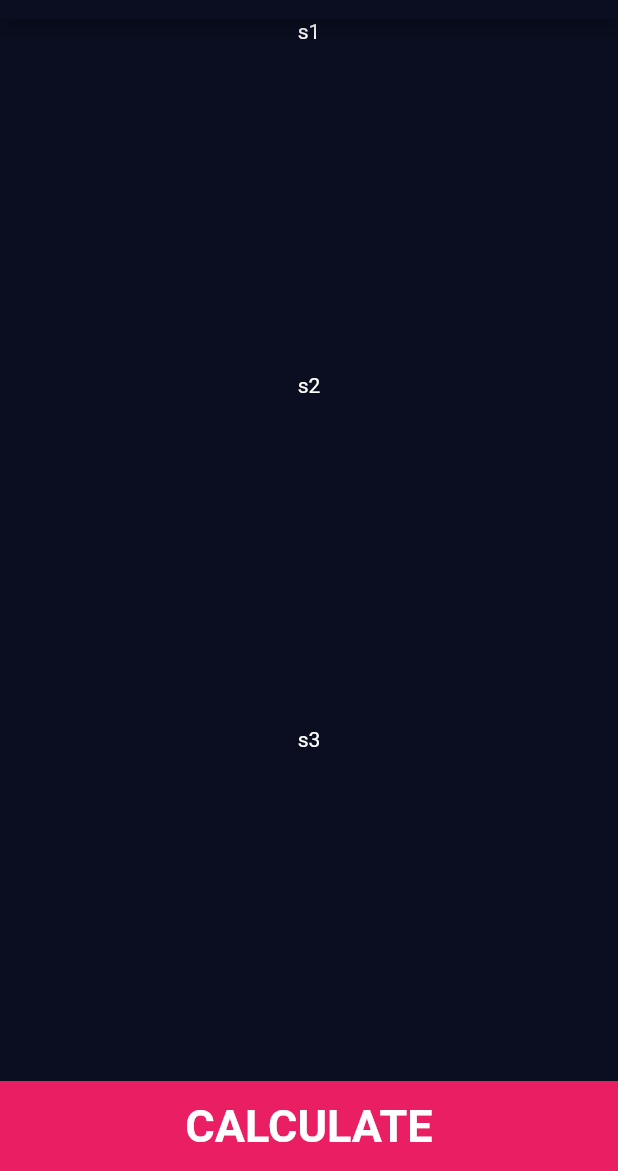
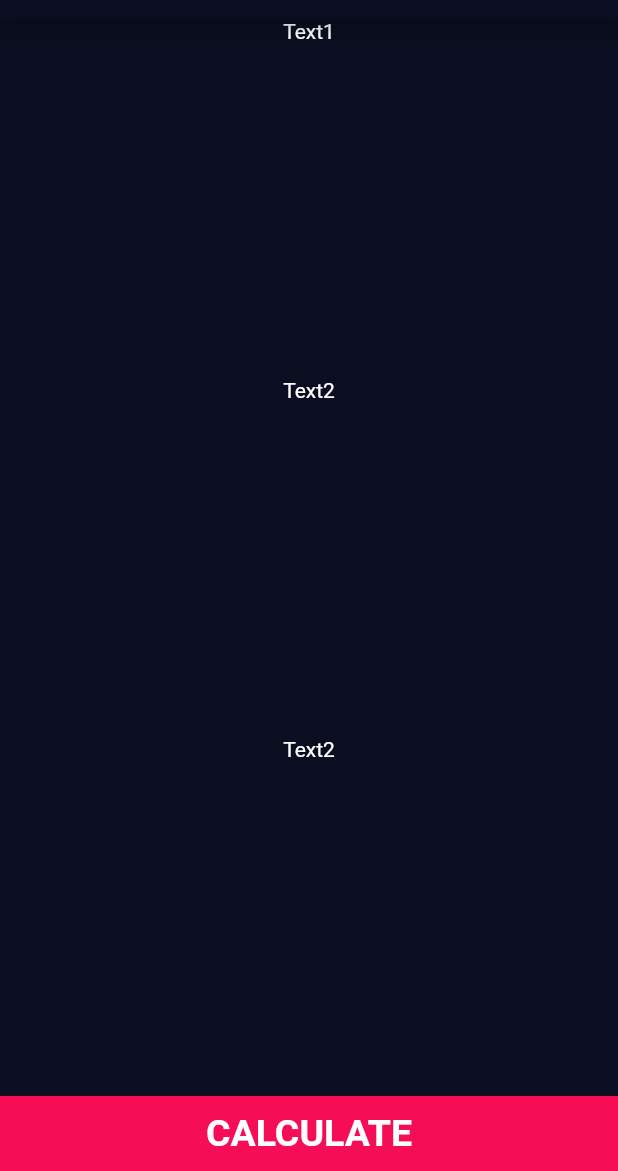
Before and after one commit to Samara1404/bmi_calculator, a Flutter app: the screen it shows after launch, on a phone screen of 412 x 824 dp, the part 65-1236 px from its top. Run offline on Flutter 3.47's test engine with Material 2 defaults, Android fonts, the phone set to English and light mode, and no system bars.

Commit message:
added bmi_calculator

```diff
--- /dev/null
+++ b/lib/app_.colors.dart
@@ -0,0 +1,10 @@
+import 'package:flutter/material.dart';
+
+class AppColor {
+  static Color BgColor = Color(0xff0a0e20);
+  static Color redColor = Color(0xfff50d56);
+  static Color blColor = Color(0xff111327);
+  static Color grColor = Color(0xff1d1e32);
+  static Color glColor = Color(0xff4c5f5d);
+  static Color whColor = Color(0xffffffff);
+}
--- /dev/null
+++ b/lib/calculate_button.dart
@@ -0,0 +1,27 @@
+import 'package:bmi_calculator/app_.colors.dart';
+import 'package:flutter/material.dart';
+
+class CalculateButton extends StatelessWidget {
+  const CalculateButton({
+    super.key,
+  });
+
+  @override
+  Widget build(BuildContext context) {
+    return InkWell(
+        onTap: () {
+          print('basyldy');
+        },
+        child: Container(
+          height: 50,
+          width: double.infinity,
+          color: AppColor.redColor,
+          child: Center(
+            child: Text(
+              'CALCULATE',
+              style: TextStyle(fontSize: 25, fontWeight: FontWeight.w700),
+            ),
+          ),
+        ));
+  }
+}
--- a/lib/home_page.dart
+++ b/lib/home_page.dart
@@ -1,3 +1,4 @@
+import 'package:bmi_calculator/calculate_button.dart';
 import 'package:flutter/material.dart';
 
 class HomePage extends StatefulWidget {
@@ -19,25 +20,17 @@ class _HomePageState extends State<HomePage> {
          style: TextStyle(color: Colors.white, fontWeight: FontWeight.w700, fontSize: 25),
         ),
       ),
-      body: Column(
+      body: Center(
+        child: Column(
+            children: <Widget>[
+             Expanded(child: Text('Text1')),
+             Expanded(child: Text('Text2')),
+             Expanded(child: Text('Text2')),
+             CalculateButton(),
+            ],
 
-        children: [
-          Expanded(child: Text('s1')),
-          Expanded(child: Text('s2')),
-          Expanded(child: Text('s3')),
-           Container(
-          height:60,
-          width: double.infinity,
-          color: Colors.pink,
-          child: Center(
-            child: Text('CALCULATE', style: TextStyle(fontWeight: FontWeight.bold, fontSize: 30,),
-            ),
-          ),
-         ),
-
-        ],
-           ),
-
+        ),
+      ),
     );
   }
 }
```
